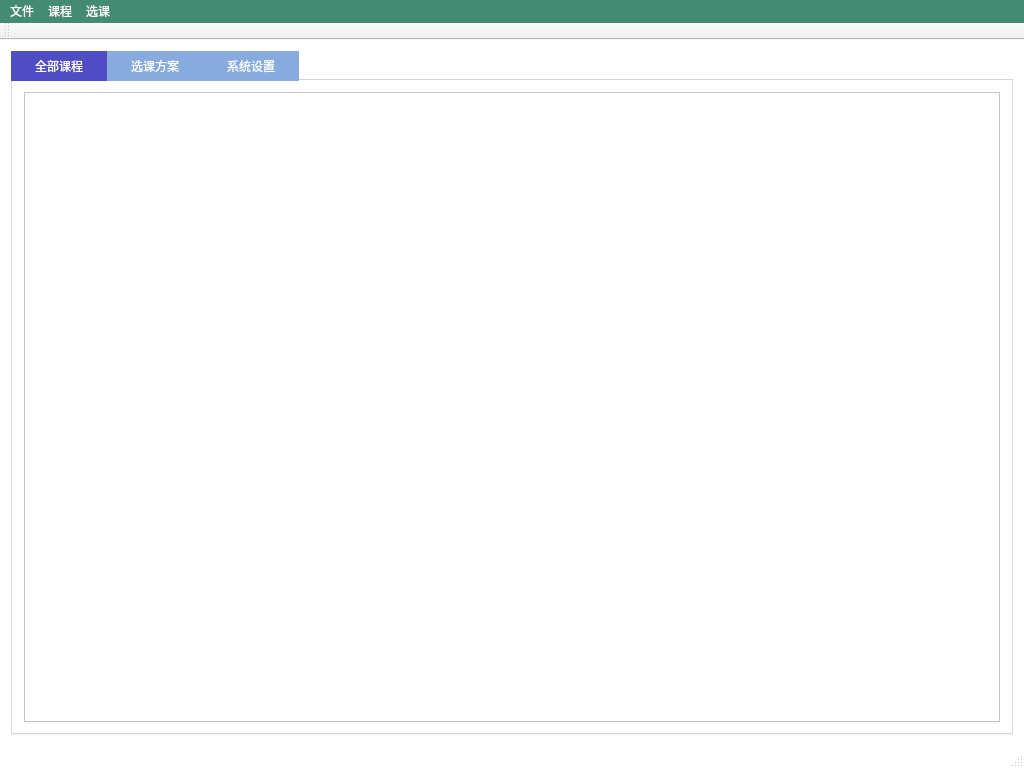
The window that course_selection/mainwindow.ui (Hannahvictoriza092/Course_selection) describes before a commit, drawn with Qt 5.
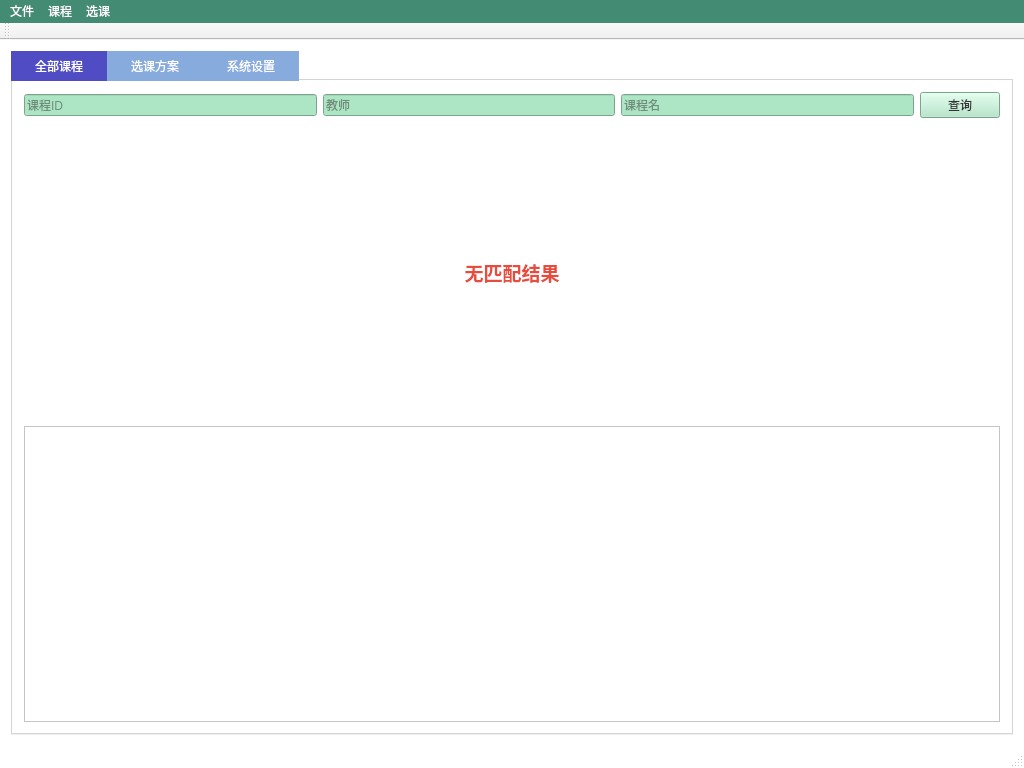
The same window after the commit.

```diff
--- a/course_selection/mainwindow.ui
+++ b/course_selection/mainwindow.ui
@@ -34,6 +34,90 @@
         <string>全部课程</string>
        </attribute>
        <layout class="QVBoxLayout" name="verticalLayout_2">
+        <item>
+         <layout class="QHBoxLayout" name="searchLayout">
+          <item>
+           <widget class="QLineEdit" name="lineEdit_searchId">
+            <property name="minimumHeight">
+             <number>30</number>
+            </property>
+            <property name="styleSheet">
+             <string notr="true">background-color: #ade6c5; color: #333333;</string>
+            </property>
+            <property name="placeholderText">
+             <string>课程ID</string>
+            </property>
+           </widget>
+          </item>
+          <item>
+           <widget class="QLineEdit" name="lineEdit_searchTeacher">
+            <property name="minimumHeight">
+             <number>30</number>
+            </property>
+            <property name="styleSheet">
+             <string notr="true">background-color: #ade6c5; color: #333333;</string>
+            </property>
+            <property name="placeholderText">
+             <string>教师</string>
+            </property>
+           </widget>
+          </item>
+          <item>
+           <widget class="QLineEdit" name="lineEdit_searchName">
+            <property name="minimumHeight">
+             <number>30</number>
+            </property>
+            <property name="styleSheet">
+             <string notr="true">background-color: #ade6c5; color: #333333;</string>
+            </property>
+            <property name="placeholderText">
+             <string>课程名</string>
+            </property>
+           </widget>
+          </item>
+          <item>
+           <widget class="QPushButton" name="pushButton_search">
+            <property name="minimumHeight">
+             <number>30</number>
+            </property>
+            <property name="styleSheet">
+             <string notr="true">background-color: #ade6c5; color: #333333;</string>
+            </property>
+            <property name="text">
+             <string>查询</string>
+            </property>
+           </widget>
+          </item>
+         </layout>
+        </item>
+        <item>
+         <widget class="QLabel" name="label_noResults">
+            <property name="text">
+             <string>无匹配结果</string>
+            </property>
+            <property name="font">
+             <font>
+              <pointsize>14</pointsize>
+              <bold>true</bold>
+             </font>
+            </property>
+            <property name="styleSheet">
+             <string notr="true">color: #e74c3c;</string>
+            </property>
+            <property name="alignment">
+             <set>Qt::AlignCenter</set>
+            </property>
+            <property name="visible">
+             <bool>false</bool>
+            </property>
+            <property name="sizePolicy">
+             <sizepolicy hsizetype="Expanding" vsizetype="Expanding">
+              <horstretch>0</horstretch>
+              <verstretch>0</verstretch>
+             </sizepolicy>
+            </property>
+         </widget>
+        </item>
         <item>
          <widget class="QTableWidget" name="courseTableWidget">
           <property name="styleSheet">
```
